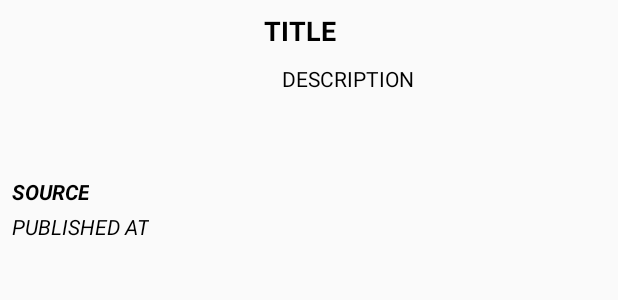
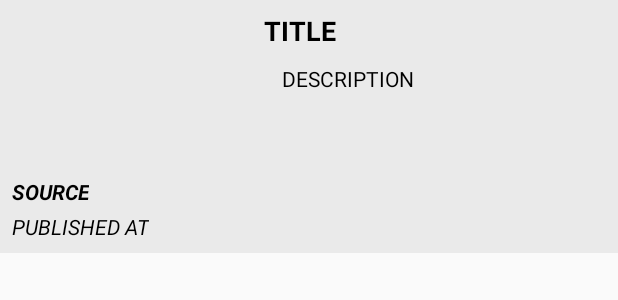
Before and after one commit to iamkishansharma/FreshNewzz, an Android app: the layout item_article_preview.xml on its own in the app's theme, with its tools: preview values and no code run, on a phone screen of 412 x 824 dp. Shown: the top 300 px of the screen. Run offline under Robolectric (Android 15) with nearby library versions, the phone set to English and light mode, and no system bars.

Commit message:
UI improved

```diff
--- a/app/src/main/java/com/heycode/freshnewzz/ui/NewsActivity.kt
+++ b/app/src/main/java/com/heycode/freshnewzz/ui/NewsActivity.kt
@@ -17,6 +17,7 @@ class NewsActivity : AppCompatActivity() {
     override fun onCreate(savedInstanceState: Bundle?) {
         super.onCreate(savedInstanceState)
         setContentView(R.layout.activity_news)
+        supportActionBar?.title
 
         val newsRepository = NewsRepository(ArticleDatabase(this))
         val viewModelProviderFactory = NewsViewModelProviderFactory(application, newsRepository)
--- a/app/src/main/java/com/heycode/freshnewzz/ui/fragments/SearchNewsFragment.kt
+++ b/app/src/main/java/com/heycode/freshnewzz/ui/fragments/SearchNewsFragment.kt
@@ -28,7 +28,6 @@ import kotlinx.coroutines.launch
 class SearchNewsFragment : Fragment(R.layout.fragment_search_news) {
     lateinit var viewModel: NewsViewModel
     lateinit var newsAdapter: NewsAdapter
-    val TAG = "SearchNewsFragment"
 
     override fun onViewCreated(view: View, savedInstanceState: Bundle?) {
         super.onViewCreated(view, savedInstanceState)
--- a/app/src/main/res/layout/item_article_preview.xml
+++ b/app/src/main/res/layout/item_article_preview.xml
@@ -3,9 +3,11 @@
     xmlns:app="http://schemas.android.com/apk/res-auto"
     android:layout_width="match_parent"
     android:layout_height="wrap_content"
-    android:background="?attr/selectableItemBackground"
+    android:layout_marginBottom="5dp"
+    android:background="@color/color_bg"
     android:clickable="true"
     android:focusable="true"
+    android:foreground="?attr/selectableItemBackground"
     android:padding="8dp">
 
     <ImageView
--- a/app/src/main/res/values/colors.xml
+++ b/app/src/main/res/values/colors.xml
@@ -1,6 +1,11 @@
 <?xml version="1.0" encoding="utf-8"?>
 <resources>
-    <color name="colorPrimary">#6200EE</color>
-    <color name="colorPrimaryDark">#3700B3</color>
-    <color name="colorAccent">#03DAC5</color>
+<!--    <color name="colorPrimary">#6200EE</color>-->
+<!--    <color name="colorPrimaryDark">#3700B3</color>-->
+<!--    <color name="colorAccent">#03DAC5</color>-->
+
+    <color name="colorPrimary">#202020</color>
+    <color name="colorPrimaryDark">#000000</color>
+    <color name="colorAccent">#6D706F</color>
+    <color name="color_bg">#EAEAEA</color>
 </resources>
```
Also changed, not shown: app/src/main/res/layout/fragment_search_news.xml (+18 -3 lines).
